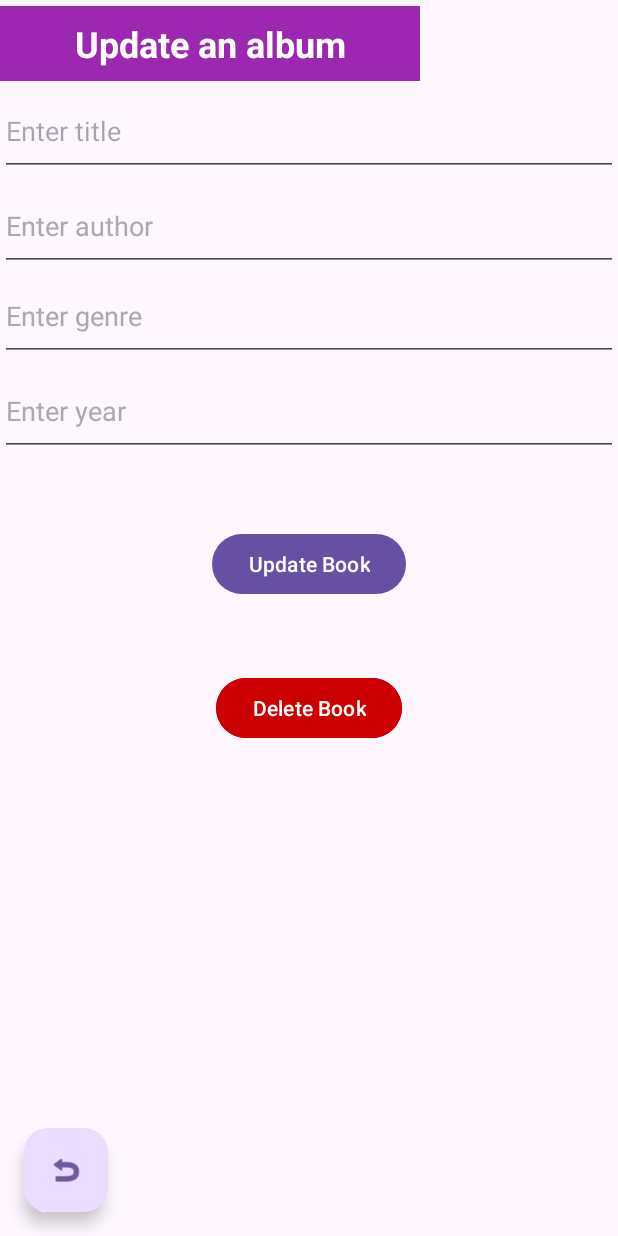
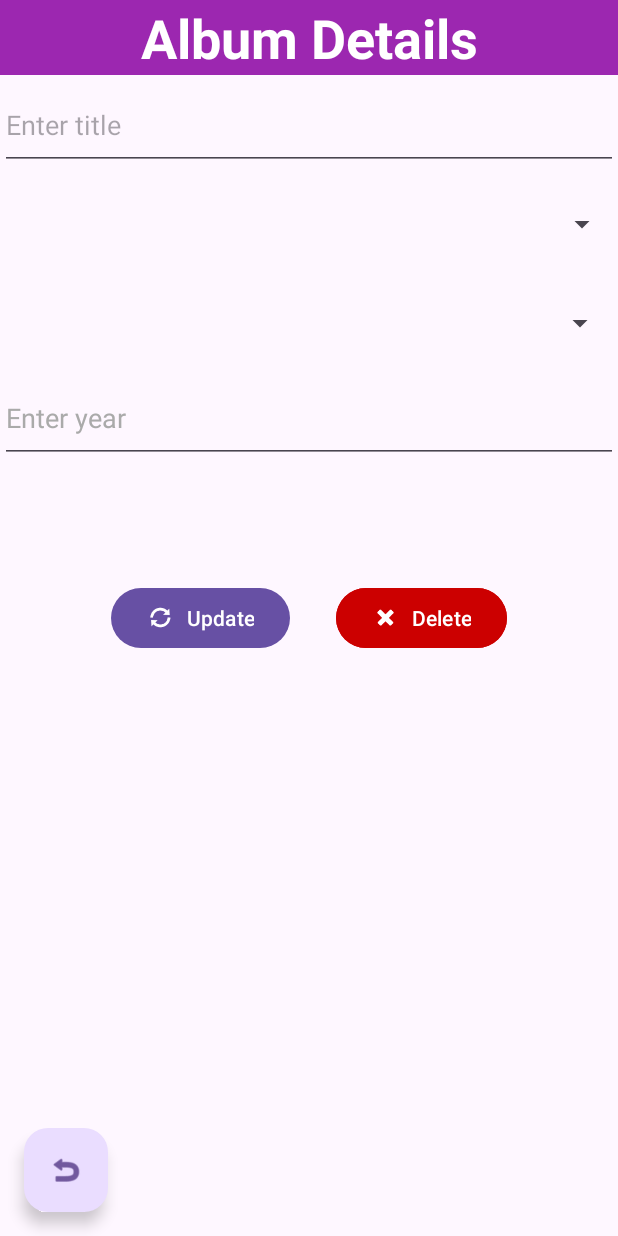
Before and after one commit to fabiopulvirenti/RecordShopAndroid, an Android app: the UpdateAlbumActivity screen opened directly, with no data from a screen before it, on a phone screen of 412 x 824 dp. Run offline under Robolectric (Android 15) with nearby library versions, the phone set to English and light mode, and no system bars; our stand-ins replace data binding.

Commit message:
feat: fix layout of Update Album activity

```diff
--- a/app/src/main/res/layout/activity_update_album.xml
+++ b/app/src/main/res/layout/activity_update_album.xml
@@ -18,21 +18,22 @@
     <androidx.constraintlayout.widget.ConstraintLayout
         android:layout_width="match_parent"
         android:layout_height="match_parent"
-        app:layout_constraintBottom_toTopOf="@id/editAuthor"
-        app:layout_constraintTop_toTopOf="@id/editAuthor"
+        app:layout_constraintBottom_toTopOf="@id/spinnerEditAuthor"
+        app:layout_constraintTop_toTopOf="@id/spinnerEditAuthor"
         tools:context=".ui.updatealbum.UpdateAlbumActivity">
 
         <EditText
             android:id="@+id/editText"
             android:layout_width="0dp"
             android:layout_height="50dp"
-            android:layout_marginTop="4dp"
-            android:layout_marginEnd="132dp"
+            android:minHeight="160dp"
+            android:layout_marginTop="0dp"
+            android:layout_marginEnd="0dp"
             android:background="@color/purple_500"
-            android:text="Update an album"
+            android:text="Album Details"
             android:textAlignment="center"
             android:textColor="@color/white"
-            android:textSize="24sp"
+            android:textSize="36sp"
             android:textStyle="bold"
             app:layout_constraintEnd_toEndOf="parent"
             app:layout_constraintHorizontal_bias="1.0"
@@ -53,36 +54,33 @@
             app:layout_constraintTop_toBottomOf="@id/editText"
             app:layout_constraintVertical_chainStyle="packed" />
 
-        <EditText
-            android:id="@+id/editAuthor"
+        <Spinner
+            android:id="@+id/spinnerEditAuthor"
+            android:onItemSelected="@{clickHandler::onSelectAuthor}"
             android:layout_width="0dp"
             android:layout_height="wrap_content"
-            android:layout_marginTop="3dp"
+            android:layout_marginStart="0dp"
+            android:layout_marginTop="6dp"
+            android:layout_marginEnd="0dp"
             android:layout_marginBottom="28dp"
-            android:hint="Enter author"
-            android:minHeight="60dp"
-            android:text="@={album.author.authorName}"
-            android:textColor="@color/black"
-            android:textColorHint="@android:color/darker_gray"
             app:layout_constraintEnd_toEndOf="parent"
             app:layout_constraintStart_toStartOf="parent"
             app:layout_constraintTop_toBottomOf="@id/editAlbumName"
-            app:layout_constraintVertical_chainStyle="packed" />
+            android:minHeight="60dp"/>
 
-        <EditText
-            android:id="@+id/editGenre"
+        <Spinner
+            android:id="@+id/spinnerGenre"
+            android:onItemSelected="@{clickHandler::onSelectGenre}"
             android:layout_width="0dp"
             android:layout_height="wrap_content"
+            android:layout_marginStart="0dp"
+            android:layout_marginTop="6dp"
+            android:layout_marginEnd="1dp"
             android:layout_marginBottom="28dp"
-            android:hint="Enter genre"
-            android:minHeight="60dp"
-            android:text="@={album.genre}"
-            android:textColor="@color/black"
-            android:textColorHint="@android:color/darker_gray"
             app:layout_constraintEnd_toEndOf="parent"
             app:layout_constraintStart_toStartOf="parent"
-            app:layout_constraintTop_toBottomOf="@id/editAuthor"
-            app:layout_constraintVertical_bias="0.059" />
+            app:layout_constraintTop_toBottomOf="@id/spinnerEditAuthor"
+            android:minHeight="60dp"/>
 
         <EditText
             android:id="@+id/editReleaseYear"
@@ -97,34 +95,52 @@
             android:textColorHint="@android:color/darker_gray"
             app:layout_constraintEnd_toEndOf="parent"
             app:layout_constraintStart_toStartOf="parent"
-            app:layout_constraintTop_toBottomOf="@id/editGenre"
+            app:layout_constraintTop_toBottomOf="@id/spinnerGenre"
             app:layout_constraintVertical_chainStyle="packed" />
 
+
+
+        <LinearLayout
+            android:layout_width="match_parent"
+            android:layout_height="match_parent"
+            android:paddingLeft="16dp"
+            android:paddingRight="16dp"
+            android:orientation="horizontal"
+            app:layout_constraintTop_toBottomOf="@+id/editReleaseYear"
+            android:gravity="center"
+            >
             <Button
                 android:id="@+id/submit"
                 android:layout_width="wrap_content"
                 android:layout_height="wrap_content"
-            android:layout_marginTop="48dp"
+                android:layout_marginTop="0dp"
                 android:onClick="@{clickHandler::onSubmitBtnClicked}"
-            android:text="Update Book"
+                android:text="Update"
+                app:icon="@android:drawable/ic_popup_sync"
                 app:layout_constraintEnd_toEndOf="parent"
                 app:layout_constraintStart_toStartOf="parent"
-            app:layout_constraintTop_toBottomOf="@+id/editReleaseYear" />
 
+                android:layout_marginStart="50dp"
+                android:layout_marginEnd="15dp"
+                />
 
             <Button
                 android:id="@+id/delete"
                 android:layout_width="wrap_content"
                 android:layout_height="wrap_content"
-            android:layout_marginTop="48dp"
+                android:layout_marginTop="0dp"
                 android:backgroundTint="@android:color/holo_red_dark"
                 android:onClick="@{clickHandler::onDeleteBtnClicked}"
-            android:text="Delete Book"
+                android:text="Delete"
+                app:icon="@android:drawable/ic_delete"
                 app:layout_constraintEnd_toEndOf="parent"
                 app:layout_constraintStart_toStartOf="parent"
-            app:layout_constraintTop_toBottomOf="@+id/submit"
+                android:layout_marginStart="15dp"
+                android:layout_marginEnd="50dp"
+                />
 
-            />
+        </LinearLayout>
+
 
         <com.google.android.material.floatingactionbutton.FloatingActionButton
             android:id="@+id/floatingActionButton"
@@ -139,5 +155,7 @@
             app:layout_constraintStart_toStartOf="parent" />
 
 
+
+
     </androidx.constraintlayout.widget.ConstraintLayout>
 </layout>
```
Lines whose indentation alone changed are shown as unchanged.
